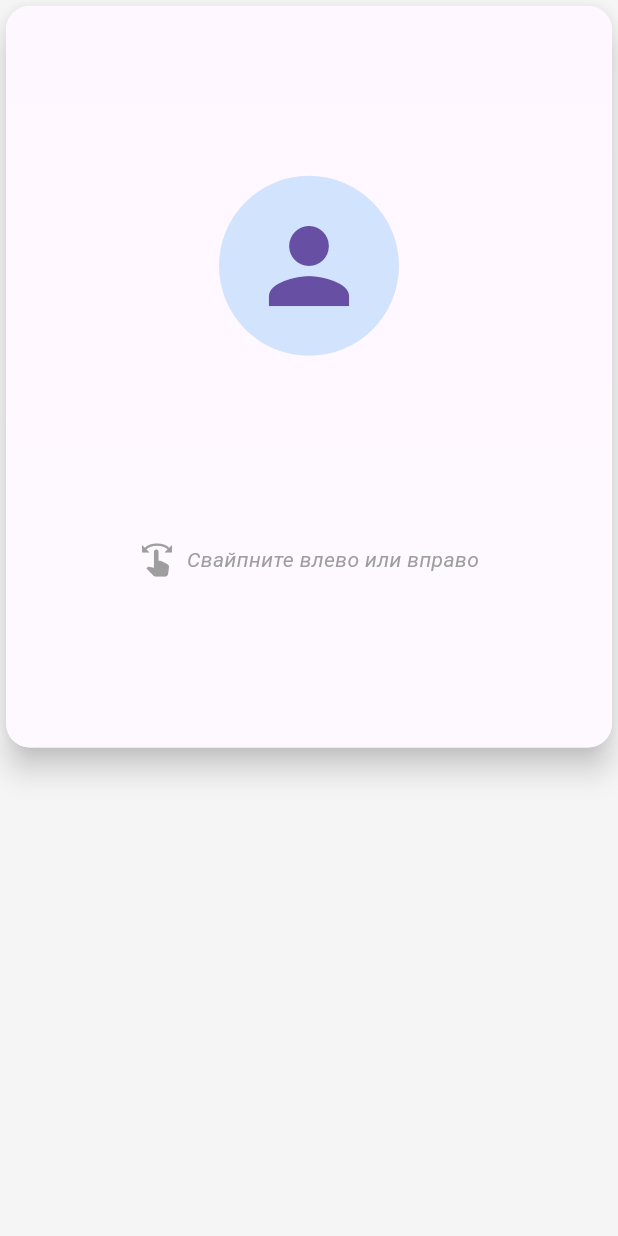
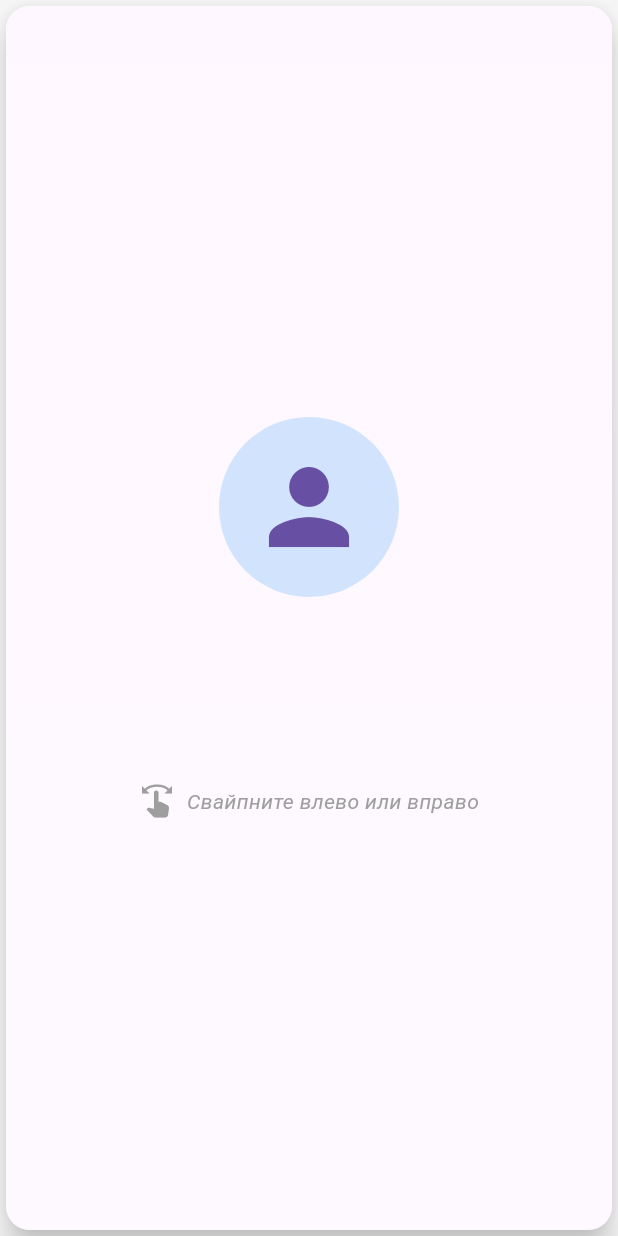
Before and after one commit to EvilBorsch/vktinder, a Flutter app: the UserCard widget shown alone on an empty page, opened directly with empty values, on a phone screen of 412 x 824 dp. Run offline on Flutter 3.47's test engine with Material 3 defaults, Android fonts, the phone set to English and light mode, and no system bars; our stand-ins replace get, get_storage; accounts and stored records are empty.

Commit message:
fix card design

```diff
--- a/lib/presentation/pages/home_page.dart
+++ b/lib/presentation/pages/home_page.dart
@@ -75,7 +75,7 @@ class HomePage extends GetView<HomeController> {
 
         // Show the stack of cards
         return Padding(
-          padding: const EdgeInsets.all(16.0),
+          padding: const EdgeInsets.all(32.0),
           child: Stack(
             alignment: Alignment.center,
             children: List.generate(
--- a/lib/presentation/widgets/user_card.dart
+++ b/lib/presentation/widgets/user_card.dart
@@ -17,7 +17,7 @@ class UserCard extends StatelessWidget {
         borderRadius: BorderRadius.circular(16),
       ),
       child: Container(
-        height: MediaQuery.of(context).size.height * 0.6,
+        height: MediaQuery.of(context).size.height, // Full screen height
         width: double.infinity,
         decoration: BoxDecoration(
           borderRadius: BorderRadius.circular(16),
```
